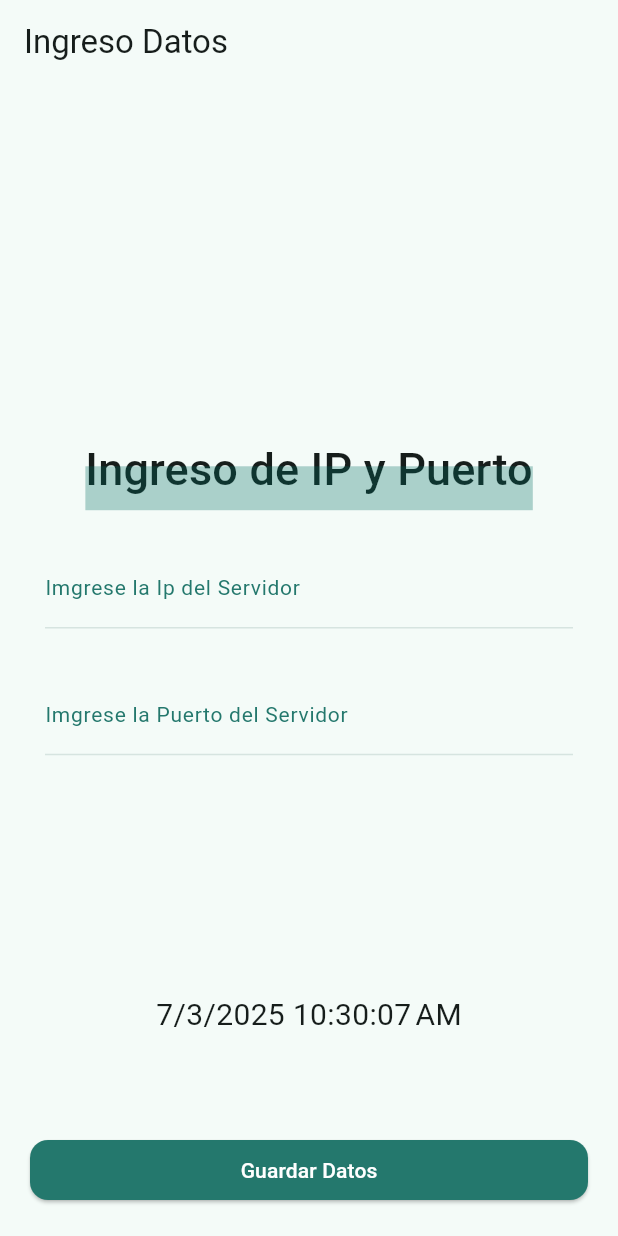
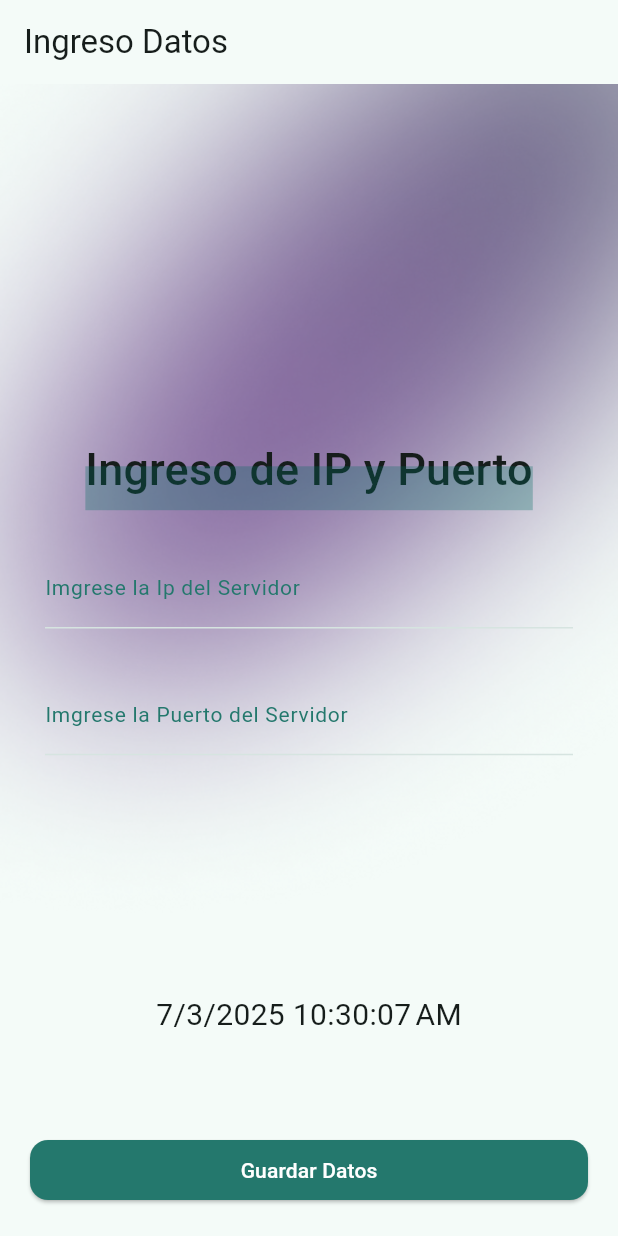
Before and after one commit to chichito/enruta_auto_app, a Flutter app: the screen it shows after launch, on a phone screen of 412 x 824 dp. Run offline on Flutter 3.47's test engine with Material 3 defaults, Android fonts, the phone set to English and light mode, and no system bars; our stand-ins replace flutter_bloc, flutter_secure_storage.

Commit message:
jueve0317

```diff
--- a/lib/ui/home/view/data_page.dart
+++ b/lib/ui/home/view/data_page.dart
@@ -23,7 +23,17 @@ class _DataPageState extends State<DataPage> {
 
     return Scaffold(
       appBar: AppBar(title: Text('Ingreso Datos')),
-      body: Center(
+      body: Stack(
+        children: [
+          SizedBox(
+            width: double.infinity,
+            child: Image.asset(
+              'assets/images/background.png',
+              fit: BoxFit.cover,
+            ),
+          ),
+          SafeArea(
+            child: Center(
               child: Column(
                 mainAxisAlignment: MainAxisAlignment.spaceAround,
                 children: [
@@ -40,9 +50,8 @@ class _DataPageState extends State<DataPage> {
                               fontSize: 30,
                               decoration: TextDecoration.underline,
                               decorationThickness: 20,
-                        decorationColor: theme.colorScheme.primary.withOpacity(
-                          0.3,
-                        ),
+                              decorationColor: theme.colorScheme.primary
+                                  .withOpacity(0.3),
                             ),
                           ),
                           const SizedBox(height: 30),
@@ -53,7 +62,8 @@ class _DataPageState extends State<DataPage> {
                               label: Text('Imgrese la Ip del Servidor'),
                             ),
                             onChanged: cubit.onIPChanged,
-                      autovalidateMode: AutovalidateMode.onUserInteraction,
+                            autovalidateMode:
+                                AutovalidateMode.onUserInteraction,
                           ),
                           const SizedBox(height: 30),
                           TextFormField(
@@ -63,7 +73,8 @@ class _DataPageState extends State<DataPage> {
                               label: Text('Imgrese la Puerto del Servidor'),
                             ),
                             onChanged: cubit.onPortChanged,
-                      autovalidateMode: AutovalidateMode.onUserInteraction,
+                            autovalidateMode:
+                                AutovalidateMode.onUserInteraction,
                           ),
                         ],
                       ),
@@ -72,6 +83,9 @@ class _DataPageState extends State<DataPage> {
                   HoraWidget(sizeFont: 20, 0),
                 ],
               ),
+            ),
+          ),
+        ],
       ),
       bottomNavigationBar: SafeArea(
         child: Padding(
--- a/pubspec.yaml
+++ b/pubspec.yaml
@@ -50,7 +50,9 @@ flutter:
   # the material Icons class.
   uses-material-design: true
   # To add assets to your application, add an assets section, like this:
-  # assets:
+  assets:
+    - assets/icons/
+    - assets/images/
   #   - images/a_dot_burr.jpeg
   #   - images/a_dot_ham.jpeg
   # An image asset can refer to one or more resolution-specific "variants", see
```
Also changed, not shown: assets/images/background.png (added). Lines whose indentation alone changed are shown as unchanged.
